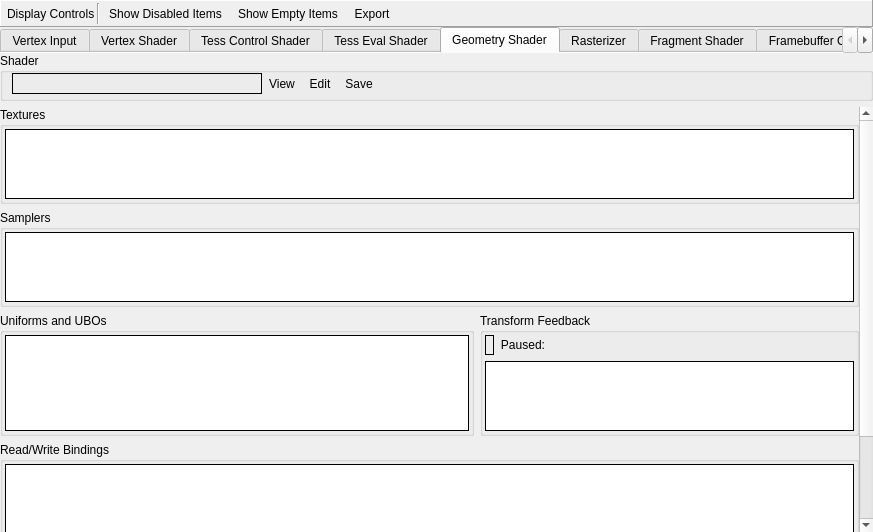
The window that qrenderdoc/Windows/PipelineState/GLPipelineStateViewer.ui (baldurk/renderdoc) describes before a commit, drawn with Qt 5.
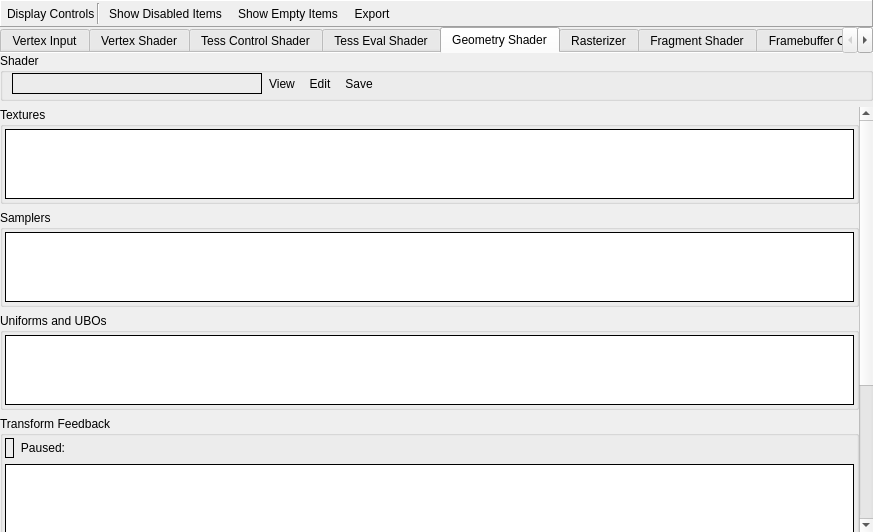
The same window after the commit. The open tabs and pages were chosen to show the change. Icons and pictures are not drawn. Custom widgets are drawn as their Qt base class.

Commit message: Use collapsing group boxes on pipeline state viewer

```diff
--- a/qrenderdoc/Windows/PipelineState/GLPipelineStateViewer.ui
+++ b/qrenderdoc/Windows/PipelineState/GLPipelineStateViewer.ui
@@ -1921,7 +1921,7 @@
             <x>0</x>
             <y>0</y>
             <width>857</width>
-            <height>454</height>
+            <height>538</height>
            </rect>
           </property>
           <layout class="QVBoxLayout" name="verticalLayout_13">
@@ -2042,9 +2042,7 @@
             </widget>
            </item>
            <item>
-            <layout class="QHBoxLayout" name="xfbHLayout">
-             <item>
-              <widget class="QGroupBox" name="gsUBOGroup">
+            <widget class="CollapseGroupBox" name="gsUBOGroup">
                <property name="sizePolicy">
                 <sizepolicy hsizetype="Preferred" vsizetype="Expanding">
                  <horstretch>5</horstretch>
@@ -2096,7 +2094,7 @@
               </widget>
              </item>
              <item>
-              <widget class="QGroupBox" name="xfbGroup">
+            <widget class="CollapseGroupBox" name="xfbGroup">
                <property name="sizePolicy">
                 <sizepolicy hsizetype="Preferred" vsizetype="Preferred">
                  <horstretch>4</horstretch>
@@ -2197,8 +2195,6 @@
                </layout>
               </widget>
              </item>
-            </layout>
-           </item>
            <item>
             <widget class="QGroupBox" name="gsReadWriteGroup">
              <property name="sizePolicy">
@@ -4567,22 +4563,28 @@
   </layout>
  </widget>
  <customwidgets>
-  <customwidget>
-   <class>RDLabel</class>
-   <extends>QLabel</extends>
-   <header>Widgets/Extended/RDLabel.h</header>
-  </customwidget>
   <customwidget>
    <class>RDTreeWidget</class>
    <extends>QTreeView</extends>
    <header>Widgets/Extended/RDTreeWidget.h</header>
   </customwidget>
+  <customwidget>
+   <class>RDLabel</class>
+   <extends>QLabel</extends>
+   <header>Widgets/Extended/RDLabel.h</header>
+  </customwidget>
   <customwidget>
    <class>PipelineFlowChart</class>
    <extends>QFrame</extends>
    <header>Widgets/PipelineFlowChart.h</header>
    <container>1</container>
   </customwidget>
+  <customwidget>
+   <class>CollapseGroupBox</class>
+   <extends>QGroupBox</extends>
+   <header>Widgets/CollapseGroupBox.h</header>
+   <container>1</container>
+  </customwidget>
  </customwidgets>
  <resources>
   <include location="../../Resources/resources.qrc"/>
```
Left out of the diff: 60 changed lines with no effect on the pictures. Lines whose indentation alone changed are shown as unchanged. The commit also changes 3 other files.
